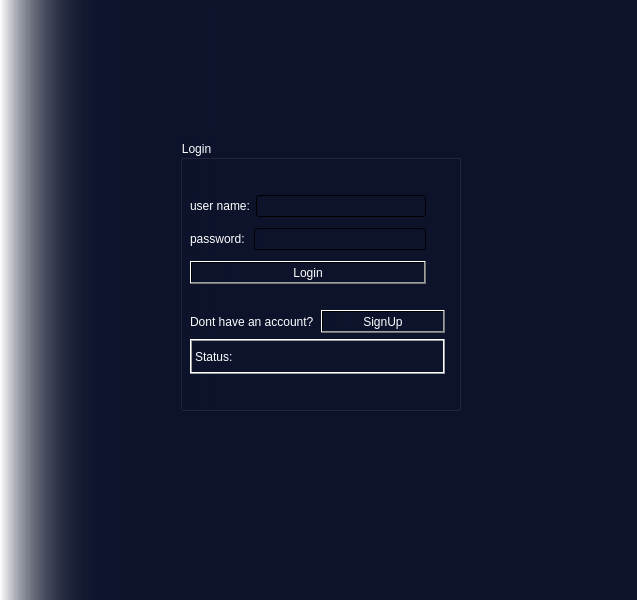
Qt form mainwindow.ui (Burak-Yavas/qt-cpp-project) before a commit.
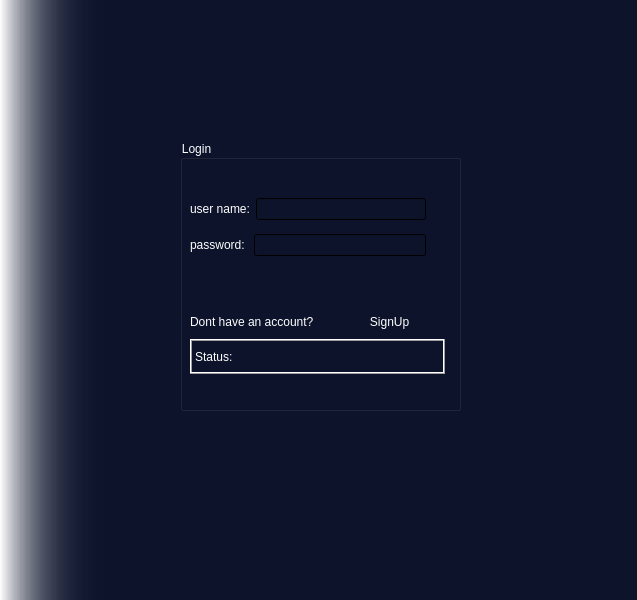
The same form after that commit. Icons and pictures are not drawn.

```diff
--- a/mainwindow.ui
+++ b/mainwindow.ui
@@ -2,6 +2,9 @@
 <ui version="4.0">
  <class>MainWindow</class>
  <widget class="QMainWindow" name="MainWindow">
+  <property name="windowModality">
+   <enum>Qt::ApplicationModal</enum>
+  </property>
   <property name="geometry">
    <rect>
     <x>0</x>
@@ -10,15 +13,36 @@
     <height>600</height>
    </rect>
   </property>
+  <property name="maximumSize">
+   <size>
+    <width>16777215</width>
+    <height>16777215</height>
+   </size>
+  </property>
   <property name="windowTitle">
    <string>MainWindow</string>
   </property>
+  <property name="layoutDirection">
+   <enum>Qt::LeftToRight</enum>
+  </property>
+  <property name="autoFillBackground">
+   <bool>false</bool>
+  </property>
   <property name="styleSheet">
    <string notr="true">color: rgb(255, 255, 255);
 font: 9pt &quot;Segoe UI&quot;;
 background-color: qlineargradient(spread:reflect, x1:0, y1:0, x2:1, y2:0, stop:0 rgba(255, 255, 255, 0), stop:0.189944 rgba(12, 19, 43, 255));
 </string>
   </property>
+  <property name="toolButtonStyle">
+   <enum>Qt::ToolButtonTextBesideIcon</enum>
+  </property>
+  <property name="documentMode">
+   <bool>false</bool>
+  </property>
+  <property name="tabShape">
+   <enum>QTabWidget::Rounded</enum>
+  </property>
   <widget class="QWidget" name="centralwidget">
    <widget class="QGroupBox" name="groupBox">
     <property name="geometry">
@@ -38,7 +62,7 @@
        <x>10</x>
        <y>50</y>
        <width>236</width>
-       <height>101</height>
+       <height>112</height>
       </rect>
      </property>
      <layout class="QVBoxLayout" name="verticalLayout">
@@ -66,14 +90,67 @@
          </widget>
         </item>
         <item>
-         <widget class="QLineEdit" name="lineEdit_password"/>
+         <widget class="QLineEdit" name="lineEdit_password">
+          <property name="echoMode">
+           <enum>QLineEdit::Password</enum>
+          </property>
+         </widget>
         </item>
        </layout>
       </item>
       <item>
        <widget class="QPushButton" name="loginButton">
+        <property name="minimumSize">
+         <size>
+          <width>1</width>
+          <height>1</height>
+         </size>
+        </property>
+        <property name="maximumSize">
+         <size>
+          <width>16777215</width>
+          <height>16777215</height>
+         </size>
+        </property>
+        <property name="font">
+         <font>
+          <pointsize>9</pointsize>
+          <italic>false</italic>
+          <bold>false</bold>
+          <underline>false</underline>
+          <stylestrategy>PreferDefault</stylestrategy>
+         </font>
+        </property>
+        <property name="mouseTracking">
+         <bool>false</bool>
+        </property>
+        <property name="tabletTracking">
+         <bool>false</bool>
+        </property>
+        <property name="toolTip">
+         <string>&lt;html&gt;&lt;head/&gt;&lt;body&gt;&lt;p&gt;&lt;br/&gt;&lt;/p&gt;&lt;/body&gt;&lt;/html&gt;</string>
+        </property>
+        <property name="whatsThis">
+         <string>&lt;html&gt;&lt;head/&gt;&lt;body&gt;&lt;p&gt;&lt;br/&gt;&lt;/p&gt;&lt;/body&gt;&lt;/html&gt;</string>
+        </property>
+        <property name="styleSheet">
+         <string notr="true">image: url(:/resources/img/Account-Login-Button-PNG-Pic.png);
+</string>
+        </property>
+        <property name="inputMethodHints">
+         <set>Qt::ImhNone</set>
+        </property>
         <property name="text">
-         <string>Login</string>
+         <string/>
+        </property>
+        <property name="autoDefault">
+         <bool>false</bool>
+        </property>
+        <property name="default">
+         <bool>false</bool>
+        </property>
+        <property name="flat">
+         <bool>true</bool>
         </property>
        </widget>
       </item>
@@ -100,8 +177,45 @@
         </item>
         <item>
          <widget class="QPushButton" name="signUpButton">
+          <property name="sizeIncrement">
+           <size>
+            <width>0</width>
+            <height>0</height>
+           </size>
+          </property>
+          <property name="mouseTracking">
+           <bool>false</bool>
+          </property>
+          <property name="focusPolicy">
+           <enum>Qt::NoFocus</enum>
+          </property>
           <property name="text">
-           <string>SignUp</string>
+           <string>    SignUp</string>
+          </property>
+          <property name="icon">
+           <iconset resource="resource.qrc">
+            <normaloff>:/resources/img/signUpBt.png</normaloff>:/resources/img/signUpBt.png</iconset>
+          </property>
+          <property name="iconSize">
+           <size>
+            <width>18</width>
+            <height>17</height>
+           </size>
+          </property>
+          <property name="checkable">
+           <bool>false</bool>
+          </property>
+          <property name="autoRepeatDelay">
+           <number>301</number>
+          </property>
+          <property name="autoDefault">
+           <bool>false</bool>
+          </property>
+          <property name="default">
+           <bool>false</bool>
+          </property>
+          <property name="flat">
+           <bool>true</bool>
           </property>
          </widget>
         </item>
@@ -139,6 +253,32 @@
      <string/>
     </property>
    </widget>
+   <widget class="QLabel" name="currentDateTime">
+    <property name="geometry">
+     <rect>
+      <x>180</x>
+      <y>420</y>
+      <width>281</width>
+      <height>20</height>
+     </rect>
+    </property>
+    <property name="styleSheet">
+     <string notr="true">font: 8pt &quot;Malgun Gothic&quot;;
+text-decoration: underline;</string>
+    </property>
+    <property name="lineWidth">
+     <number>0</number>
+    </property>
+    <property name="text">
+     <string/>
+    </property>
+    <property name="alignment">
+     <set>Qt::AlignCenter</set>
+    </property>
+    <property name="textInteractionFlags">
+     <set>Qt::NoTextInteraction</set>
+    </property>
+   </widget>
   </widget>
   <widget class="QMenuBar" name="menubar">
    <property name="geometry">
```
Left out of the diff: 4 changed lines with no effect on the pictures.
